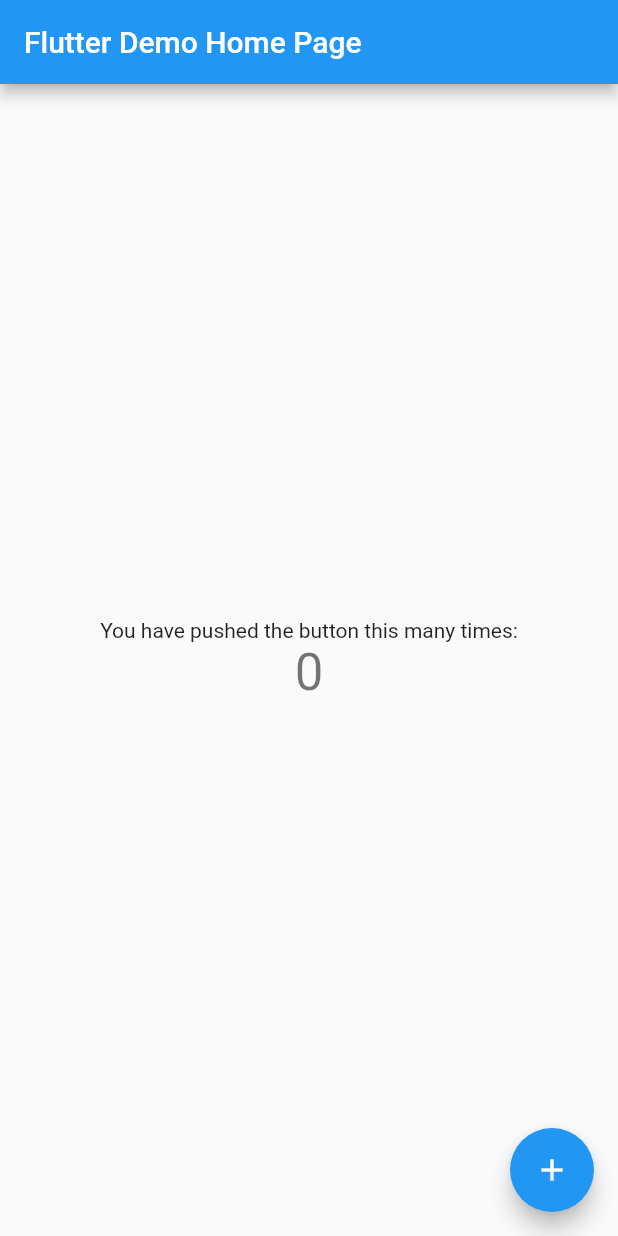
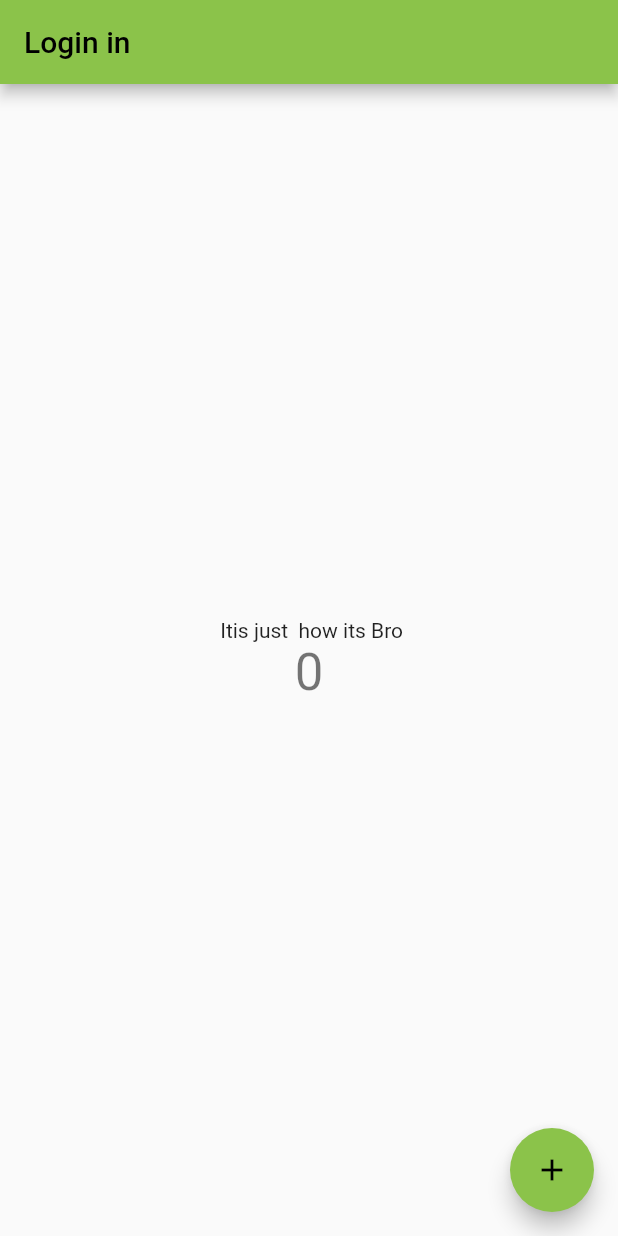
Before and after one commit to Barnaan2/wloApp, a Flutter app: the screen it shows after launch, on a phone screen of 412 x 824 dp. Run offline on Flutter 3.47's test engine with Material 2 defaults, Android fonts, the phone set to English and light mode, and no system bars.

```diff
--- a/lib/main.dart
+++ b/lib/main.dart
@@ -1,8 +1,19 @@
 import 'package:flutter/material.dart';
 
+
+// this is the main method
+//
 void main() {
   runApp(const MyApp());
 }
+
+
+// class myapp extends statelesss wedigget
+// const myapp({super.key}) its initiantiatiante the superclass constructor
+// it should oviede the build method
+// mat(
+//  title"
+// )
 
 class MyApp extends StatelessWidget {
   const MyApp({super.key});
@@ -22,12 +33,15 @@
         // or simply save your changes to "hot reload" in a Flutter IDE).
         // Notice that the counter didn't reset back to zero; the application
         // is not restarted.
-        primarySwatch: Colors.blue,
+        primarySwatch: Colors.lightGreen,
       ),
-      home: const MyHomePage(title: 'Flutter Demo Home Page'),
+      home: const MyHomePage(title: 'Login in'),
     );
   }
 }
+// class MyHomepage extends stateFullwidget
+// const myhomepage({super.key,required this.title });
+// final String title;
 
 class MyHomePage extends StatefulWidget {
   const MyHomePage({super.key, required this.title});
@@ -96,7 +110,7 @@
           mainAxisAlignment: MainAxisAlignment.center,
           children: <Widget>[
             const Text(
-              'You have pushed the button this many times:',
+      ' Itis just  how its Bro',
             ),
             Text(
               '$_counter',
```
Also changed, not shown: 1 other file.
